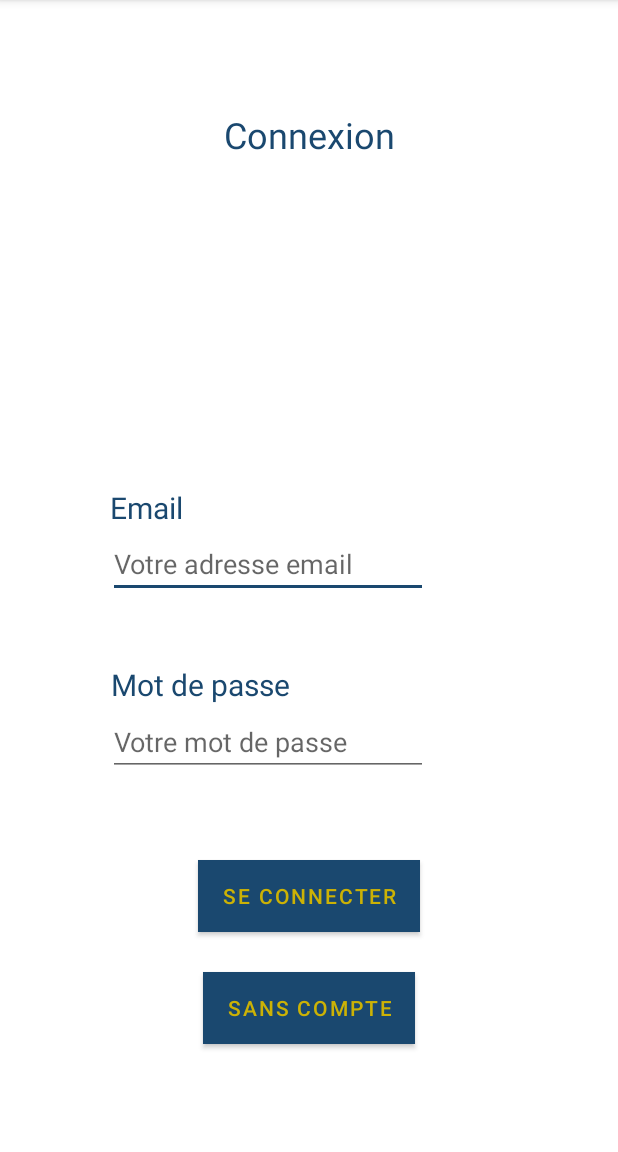
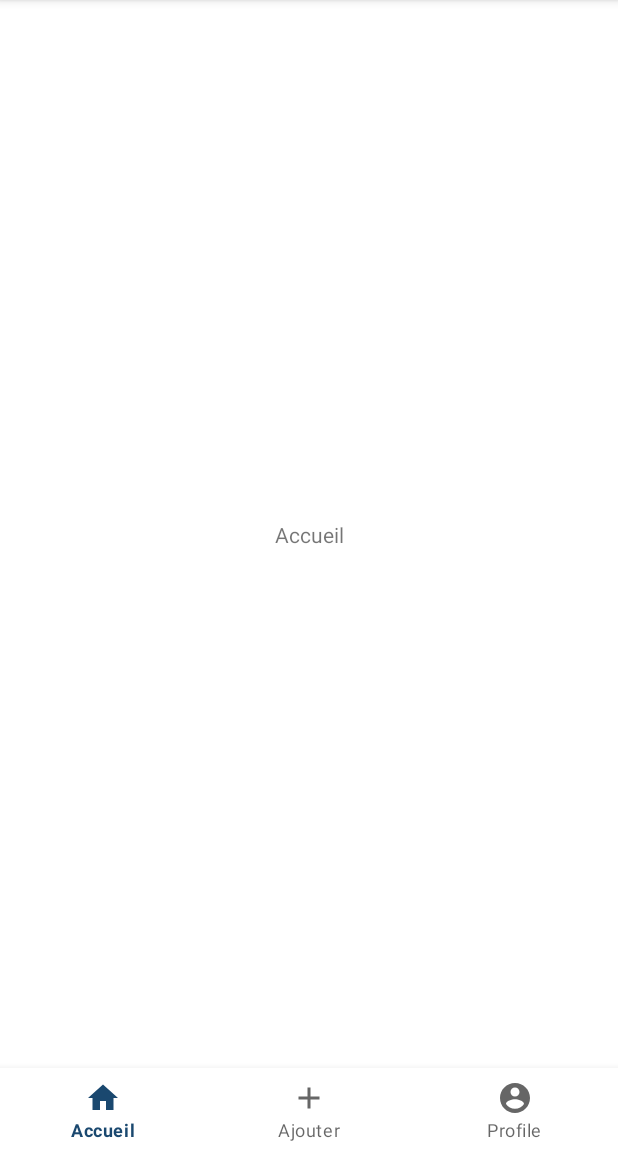
Before and after one commit to Nicolasbernard2000/smartcity_android, an Android app: the screen it shows after launch (LoginActivity before the commit, MainActivity after it), after a tap on "CONTINUER", on a phone screen of 412 x 824 dp, the part 84-1236 px from its top. Run offline under Robolectric (Android 15) with nearby library versions, the phone set to English and light mode, and no system bars; our stand-ins replace navigation-ui.

Commit message:
LoginActivity into LoginFragment The app can handle if the user is connected or not

```diff
--- a/app/src/main/java/com/example/smartcity_app/ui/MainActivity.java
+++ b/app/src/main/java/com/example/smartcity_app/ui/MainActivity.java
@@ -8,6 +8,8 @@ import androidx.navigation.ui.NavigationUI;
 import android.content.Intent;
 import android.os.Bundle;
 import android.util.Log;
+import android.view.Menu;
+import android.widget.ListView;
 
 import com.example.smartcity_app.R;
 import com.example.smartcity_app.model.User;
@@ -16,14 +18,16 @@ import com.google.android.material.bottomnavigation.BottomNavigationView;
 
 public class MainActivity extends AppCompatActivity {
     private static User user = null;
+    private BottomNavigationView bottomNavigationView;
 
     @Override
     protected void onCreate(Bundle savedInstanceState) {
         super.onCreate(savedInstanceState);
         setContentView(R.layout.activity_main);
 
+        BottomNavigationView bottomNavigationView = findViewById(R.id.activity_main_navigation_view);
+        bottomNavigationView.setSelectedItemId(R.id.fragment_profile);
         NavController navController = Navigation.findNavController(this, R.id.activity_main_nav_host_fragment);
-        BottomNavigationView bottomNavigationView = findViewById(R.id.activity_main_navigation_view);
         NavigationUI.setupWithNavController(bottomNavigationView, navController);
 
         if(getIntent().hasExtra("user")) {
@@ -37,6 +41,10 @@ public class MainActivity extends AppCompatActivity {
         return user;
     }
 
+    public static void setUser(User user) {
+        MainActivity.user = user;
+    }
+
     public static boolean isUserConnected() {
         return user != null;
     }
--- a/app/src/main/java/com/example/smartcity_app/ui/loging/LoginActivity.java
+++ /dev/null
@@ -1,71 +0,0 @@
-package com.example.smartcity_app.ui.loging;
-
-import androidx.appcompat.app.AppCompatActivity;
-
-import android.content.Context;
-import android.content.Intent;
-import android.os.Bundle;
-import android.util.Log;
-import android.view.View;
-import android.widget.Button;
-import android.widget.EditText;
-
-import com.example.smartcity_app.R;
-import com.example.smartcity_app.model.User;
-import com.example.smartcity_app.ui.MainActivity;
-
-public class LoginActivity extends AppCompatActivity {
-    private EditText email;
-    private EditText password;
-    private Button connectButton;
-    private Button withoutConnexionButton;
-
-    @Override
-    protected void onCreate(Bundle savedInstanceState) {
-        super.onCreate(savedInstanceState);
-        setContentView(R.layout.activity_login);
-
-        email = (EditText)findViewById(R.id.login_edit_email);
-        password = (EditText)findViewById(R.id.login_edit_password);
-        connectButton = (Button)findViewById(R.id.login_button);
-        connectButton.setOnClickListener(new ConnectWithAccountListener(this));
-        withoutConnexionButton = (Button)findViewById(R.id.login_without_connexion_button);
-        withoutConnexionButton.setOnClickListener(new ConnectWithoutAccountListener(this));
-    }
-
-    private class ConnectWithAccountListener implements View.OnClickListener {
-        private Context context;
-
-        public ConnectWithAccountListener(Context context) {
-            this.context = context;
-        }
-
-        @Override
-        public void onClick(View v) {
-            String emailValue = email.getText().toString();
-            String passwordValue = password.getText().toString();
-            // TODO : vérifier l'email et le mot de passe grâce à l'API
-            // TODO : créer un model User avec ses informations et le passer via Intent
-            Log.v("Debug", "Avec un compte");
-            User user = new User(emailValue, passwordValue);
-            Intent intent = new Intent(context, MainActivity.class);
-            intent.putExtra("user", user);
-            startActivity(intent);
-        }
-    }
-
-    private class ConnectWithoutAccountListener implements View.OnClickListener {
-        private Context context;
-
-        public ConnectWithoutAccountListener(Context context) {
-            this.context = context;
-        }
-
-        @Override
-        public void onClick(View v) {
-            Log.v("Debug", "Sans compte");
-            Intent intent = new Intent(context, MainActivity.class);
-            startActivity(intent);
-        }
-    }
-}
--- a/app/src/main/java/com/example/smartcity_app/ui/welcome/WelcomeActivity.java
+++ b/app/src/main/java/com/example/smartcity_app/ui/welcome/WelcomeActivity.java
@@ -11,7 +11,7 @@ import android.view.View.OnClickListener;
 import android.widget.Button;
 
 import com.example.smartcity_app.R;
-import com.example.smartcity_app.ui.loging.LoginActivity;
+import com.example.smartcity_app.ui.MainActivity;
 
 public class WelcomeActivity extends AppCompatActivity {
     private Button button;
@@ -35,7 +35,7 @@ public class WelcomeActivity extends AppCompatActivity {
         @Override
         public void onClick(View v) {
             Log.v("Debug", "Bouton Welcome");
-            Intent intent = new Intent(context, LoginActivity.class);
+            Intent intent = new Intent(context, MainActivity.class);
             startActivity(intent);
         }
     }
--- a/app/src/main/res/layout/activity_login.xml
+++ b/app/src/main/res/layout/login_fragment.xml
@@ -1,10 +1,8 @@
 <?xml version="1.0" encoding="utf-8"?>
 <androidx.constraintlayout.widget.ConstraintLayout xmlns:android="http://schemas.android.com/apk/res/android"
     xmlns:app="http://schemas.android.com/apk/res-auto"
-    xmlns:tools="http://schemas.android.com/tools"
     android:layout_width="match_parent"
-    android:layout_height="match_parent"
-    tools:context=".ui.loging.LoginActivity">
+    android:layout_height="match_parent">
 
     <TextView
         android:id="@+id/login_connexion"
@@ -89,17 +87,4 @@
         app:layout_constraintTop_toTopOf="parent"
         app:layout_constraintVertical_bias="0.796" />
 
-    <Button
-        android:id="@+id/login_without_connexion_button"
-        android:layout_width="wrap_content"
-        android:layout_height="wrap_content"
-        android:background="@color/colorPrimary"
-        android:text="@string/login_without_connexion"
-        android:textColor="@color/colorSecond"
-        app:layout_constraintBottom_toBottomOf="parent"
-        app:layout_constraintEnd_toEndOf="parent"
-        app:layout_constraintStart_toStartOf="parent"
-        app:layout_constraintTop_toTopOf="parent"
-        app:layout_constraintVertical_bias="0.900" />
-
 </androidx.constraintlayout.widget.ConstraintLayout>
--- a/app/src/main/res/menu/navigation_menu.xml
+++ b/app/src/main/res/menu/navigation_menu.xml
@@ -12,7 +12,7 @@
         android:title="@string/fragment_add_report" />
 
     <item
-        android:id="@+id/fragment_profile"
+        android:id="@+id/fragment_login"
         android:icon="@drawable/ic_baseline_account_circle_24"
         android:title="@string/fragment_profile"/>
 
--- a/app/src/main/res/navigation/navigation_graph.xml
+++ b/app/src/main/res/navigation/navigation_graph.xml
@@ -16,4 +16,8 @@
         android:id="@+id/fragment_profile"
         android:name="com.example.smartcity_app.ui.fragment.ProfileFragment"
         android:label="ProfileFragment" />
+    <fragment
+        android:id="@+id/fragment_login"
+        android:name="com.example.smartcity_app.ui.fragment.LoginFragment"
+        android:label="LoginFragment" />
 </navigation>
```
Also changed, not shown: app/src/main/java/com/example/smartcity_app/ui/fragment/LoginFragment.java (added, +74 -0 lines), app/src/main/java/com/example/smartcity_app/ui/fragment/ProfileFragment.java (+7 -2 lines).
